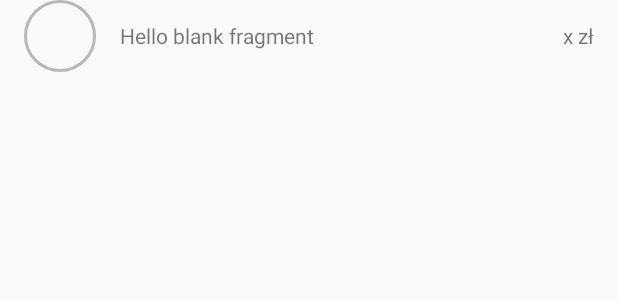
After one commit to michalmoskala/Stack-Money-Mobile-2, an Android app: the layout fragment_account_with_sub_accounts_list_row.xml on its own in the app's theme, with its tools: preview values and no code run, on a phone screen of 412 x 824 dp. The commit adds this screen. Shown: the top 300 px of the screen. Run offline under Robolectric (Android 15) with nearby library versions, the phone set to English and light mode, and no system bars.

Commit message:
accounts recycleView

```diff
--- a/app/src/main/java/com/example/zbyszek/stackmoney2/model/account/AccountWithSubAccounts.kt
+++ b/app/src/main/java/com/example/zbyszek/stackmoney2/model/account/AccountWithSubAccounts.kt
@@ -1,3 +1,3 @@
 package com.example.zbyszek.stackmoney2.model.account
 
-class AccountWithSubAccounts(var account: IAccount, var balance : Int, var subAccounts: List<IAccount>)
+class AccountWithSubAccounts(var account: IAccount, var balance : Long, var subAccounts: ArrayList<IAccount>)
--- /dev/null
+++ b/app/src/main/res/layout/fragment_account_with_sub_accounts_list_row.xml
@@ -0,0 +1,53 @@
+<RelativeLayout xmlns:android="http://schemas.android.com/apk/res/android"
+    xmlns:tools="http://schemas.android.com/tools"
+    android:layout_width="match_parent"
+    android:layout_height="match_parent"
+    android:layout_marginLeft="16dp"
+    android:layout_marginRight="16dp"
+    xmlns:app="http://schemas.android.com/apk/res-auto">
+
+    <LinearLayout
+        android:id="@+id/category"
+        android:layout_width="match_parent"
+        android:layout_height="wrap_content">
+        <LinearLayout
+            android:layout_width="48dp"
+            android:layout_height="48dp"
+            android:background="@drawable/circle">
+            <TextView
+                android:id="@+id/icon"
+                android:layout_width="match_parent"
+                android:layout_height="match_parent"
+                android:textAlignment="center"
+                android:gravity="center_vertical"/>
+        </LinearLayout>
+
+        <TextView
+            android:id="@+id/name"
+            android:layout_width="wrap_content"
+            android:layout_height="match_parent"
+            android:layout_marginLeft="16dp"
+            android:gravity="center_vertical"
+            android:text="@string/hello_blank_fragment" />
+
+        <TextView
+            android:id="@+id/balance"
+            android:layout_width="match_parent"
+            android:layout_height="match_parent"
+            android:gravity="center_vertical|right"
+            android:text="x zł" />
+    </LinearLayout>
+
+    <android.support.v7.widget.RecyclerView
+        android:id="@+id/recyclerview_sub_accounts"
+        android:layout_width="match_parent"
+        android:layout_height="wrap_content"
+        android:layout_below="@+id/category"
+        android:paddingBottom="16dp"
+        android:layout_centerHorizontal="true"
+        app:layout_constraintBottom_toBottomOf="parent"
+        app:layout_constraintEnd_toEndOf="parent"
+        app:layout_constraintStart_toStartOf="parent"
+        app:layout_constraintTop_toTopOf="parent" />
+
+</RelativeLayout>
```
Also changed, not shown: app/src/main/java/com/example/zbyszek/stackmoney2/adapters/AccountListAdapter.kt (added, +57 -0 lines), app/src/main/java/com/example/zbyszek/stackmoney2/adapters/SubAccountListAdapter.kt (added, +54 -0 lines), app/src/main/java/com/example/zbyszek/stackmoney2/helpers/AccountsHelper.kt (added, +26 -0 lines), app/src/main/java/com/example/zbyszek/stackmoney2/model/account/Balance.kt (added, +17 -0 lines), app/src/main/java/com/example/zbyszek/stackmoney2/sql/dao/AccountDAO.kt (+16 -16 lines), app/src/main/res/layout/fragment_accounts.xml (+7 -0 lines), app/src/main/res/layout/fragment_sub_account_list_row.xml (added, +35 -0 lines).
